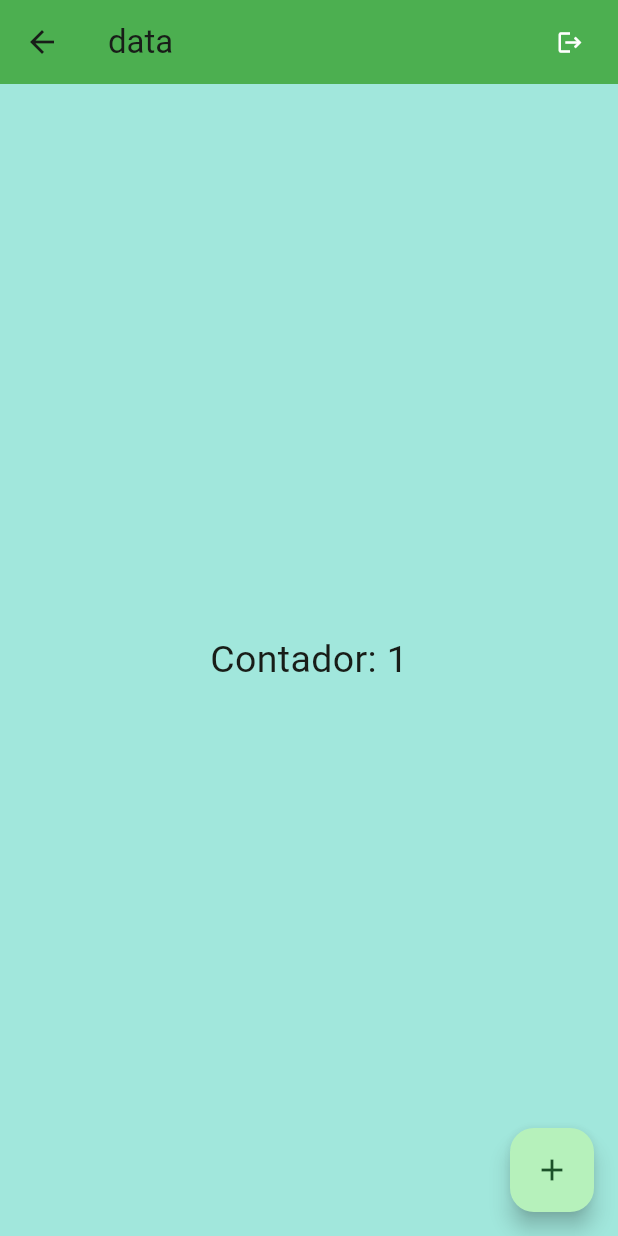
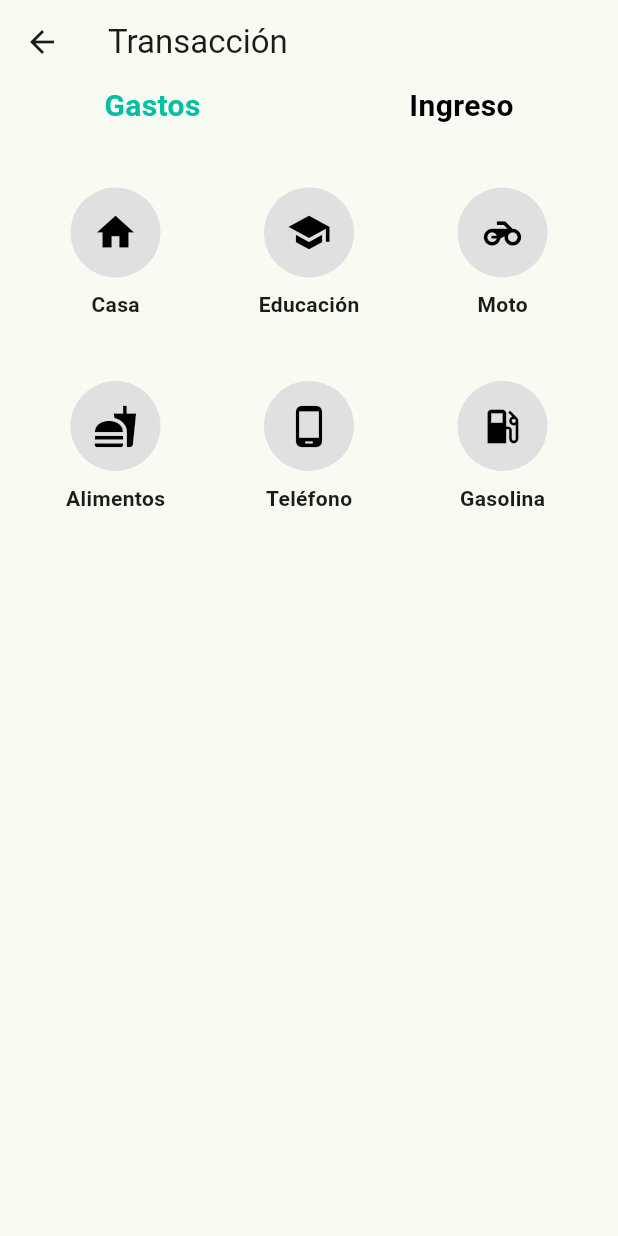
Before and after one commit to santiagocarrilloT/Byls, a Flutter app: the Home screen opened by its route, after a tap on the "add" icon, on a phone screen of 412 x 824 dp. Run offline on Flutter 3.47's test engine with Material 3 defaults, Android fonts, the phone set to English and light mode, and no system bars; our stand-ins replace supabase_flutter; accounts and stored records are empty.

Commit message:
creacion del home

```diff
--- a/lib/controllers/auth_controller.dart
+++ b/lib/controllers/auth_controller.dart
@@ -1,4 +1,3 @@
-import 'package:supabase/supabase.dart';
 import 'package:supabase_flutter/supabase_flutter.dart';
 
 class AuthController {
--- a/lib/router/routes.dart
+++ b/lib/router/routes.dart
@@ -3,12 +3,14 @@ import 'package:byls_app/src/pages/home.dart';
 import 'package:byls_app/src/pages/sigIn.dart';
 import 'package:byls_app/src/pages/signUp.dart';
 import 'package:byls_app/src/pages/resetPassword.dart';
+import 'package:byls_app/src/pages/transaccion.dart';
 import 'package:flutter/material.dart';
 
 Map<String, WidgetBuilder> customRoutes(SupabaseService supabaseService) {
   return {
     "SignIn": (context) => SignIn(supabaseService: supabaseService),
     "Home": (context) => Home(supabaseService: supabaseService),
+    "Transaccion": (context) => Transaccion(supabaseService:supabaseService),
     "SignUp": (context) => SignUp(supabaseService: supabaseService),
     "ResetPass": (context) => ResetPass(supabaseService: supabaseService),
     // Agrega más rutas aquí según sea necesario
--- a/lib/src/App.dart
+++ b/lib/src/App.dart
@@ -20,7 +20,7 @@ class MyApp extends StatelessWidget {
       child: MaterialApp(
           debugShowCheckedModeBanner: false,
           title: "Byls",
-          initialRoute: "SignIn",
+          initialRoute: "Home",
           routes: customRoutes(supabaseService),
           theme: ThemeData(
               colorScheme: ColorScheme.fromSeed(
--- a/lib/src/pages/home.dart
+++ b/lib/src/pages/home.dart
@@ -1,4 +1,5 @@
 import 'package:byls_app/services/supabase_service.dart';
+import 'package:byls_app/src/pages/transaccion.dart';
 import 'package:flutter/material.dart';
 import 'package:byls_app/controllers/auth_controller.dart';
 import 'package:provider/provider.dart';
@@ -7,55 +8,201 @@ class Home extends StatefulWidget {
   const Home({super.key, required SupabaseService supabaseService});
 
   @override
-  State<Home> createState() => HomeState();
+  State<Home> createState() => _HomeState();
 }
 
-class HomeState extends State<Home> {
-  /* @override
-  void initState() {
-    super.initState();
-    // Inicializa authController aquí
-    authController = AuthController();
-  }
- */
-  int contador = 0;
+class _HomeState extends State<Home> {
+  int _selectedIndex = 0;
+  BottomNavigationBarType _bottomNavType = BottomNavigationBarType.fixed;
+  List<bool> _selections = List.generate(5, (_) => false); // Para los seleccionables
+
   @override
   Widget build(BuildContext context) {
-    final authController = Provider.of<AuthController>(context);
     return Scaffold(
-      backgroundColor: const Color.fromARGB(96, 5, 192, 161),
       appBar: AppBar(
-        title: const Text("data"),
-        backgroundColor: const Color.fromRGBO(76, 175, 80, 1),
-        actions: [
-          TextButton(
-            style: TextButton.styleFrom(iconColor: Colors.white),
-            onPressed: () {
-              authController.signOutCt();
-              Navigator.pushNamed(context, "SignIn");
-            },
-            child: const Icon(Icons.logout),
+        leading: IconButton(
+          icon: const Icon(Icons.home),
+          onPressed: () {
+            Navigator.pushReplacementNamed(context, 'Home');
+          },
+        ),
+        title: const Text("Home"),
+      ),
+      body: Stack(
+        children: [
+          // Fondo de color
+          Container(
+            color: Color(0xFF26A69A),
+          ),
+          // Parte superior con el borde redondeado
+          Positioned(
+            top: MediaQuery.of(context).size.height * 0.15,
+            left: 0,
+            right: 0,
+            bottom: 0,
+            child: Container(
+              decoration: const BoxDecoration(
+                color: Color(0xFF006064),
+                borderRadius: BorderRadius.only(
+                  topLeft: Radius.circular(50),
+                  topRight: Radius.circular(50),
+                ),
+              ),
+              child: Center(
+                child: Column(
+                  mainAxisAlignment: MainAxisAlignment.center,
+                  children: [
+                    Text(
+                      "Selected Page: ${_navBarItems[_selectedIndex].label}",
+                      style: const TextStyle(fontSize: 24, color: Colors.white),
+                    ),
+                    const SizedBox(height: 20),
+                  ],
+                ),
+              ),
+            ),
+          ),
+          // Textos "Gastos" e "Ingreso"
+          Positioned(
+            top: MediaQuery.of(context).size.height * 0.20, // Un poco más abajo de la división
+            left: 0,
+            right: 0,
+            child: Row(
+              mainAxisAlignment: MainAxisAlignment.spaceAround, // Para que los textos queden separados
+              children: [
+                GestureDetector(
+                  onTap: () {
+                    // Acción cuando se toque "Gastos"
+                    print("Gastos seleccionado");
+                  },
+                  child: const Text(
+                    'Gastos',
+                    style: TextStyle(
+                      color: Colors.white,
+                      fontSize: 20,
+                      fontWeight: FontWeight.bold,
+                    ),
+                  ),
+                ),
+                GestureDetector(
+                  onTap: () {
+                    // Acción cuando se toque "Ingreso"
+                    print("Ingreso seleccionado");
+                  },
+                  child: const Text(
+                    'Ingreso',
+                    style: TextStyle(
+                      color: Colors.white,
+                      fontSize: 20,
+                      fontWeight: FontWeight.bold,
+                    ),
+                  ),
+                ),
+              ],
+            ),
+          ),
+          // Cuadro centrado con seleccionables
+          Positioned(
+            top: MediaQuery.of(context).size.height * 0.25, // Ajuste para centrarlo
+            left: 30,
+            right: 30,
+            child: Container(
+              padding: EdgeInsets.all(16),
+              decoration: BoxDecoration(
+                color: Colors.white,
+                borderRadius: BorderRadius.circular(20), // Bordes semi-redondeados
+                boxShadow: [
+                  BoxShadow(
+                    color: Colors.black26,
+                    blurRadius: 10,
+                    offset: Offset(0, 5),
+                  ),
+                ],
+              ),
+              child: Column(
+                mainAxisSize: MainAxisSize.min,
+                children: [
+                  const Text(
+                    'Seleccionar periodo',
+                    style: TextStyle(
+                      fontSize: 18,
+                      fontWeight: FontWeight.bold,
+                    ),
+                  ),
+                  const SizedBox(height: 10),
+                  ToggleButtons(
+                    borderRadius: BorderRadius.circular(10),
+                    isSelected: _selections,
+                    children: const [
+                      Padding(padding: EdgeInsets.symmetric(horizontal: 12), child: Text('Día')),
+                      Padding(padding: EdgeInsets.symmetric(horizontal: 12), child: Text('Semana')),
+                      Padding(padding: EdgeInsets.symmetric(horizontal: 12), child: Text('Mes')),
+                      Padding(padding: EdgeInsets.symmetric(horizontal: 12), child: Text('Año')),
+                      Padding(padding: EdgeInsets.symmetric(horizontal: 12), child: Text('Periodo')),
+                    ],
+                    onPressed: (int index) {
+                      setState(() {
+                        for (int i = 0; i < _selections.length; i++) {
+                          _selections[i] = i == index;
+                        }
+                      });
+                    },
+                  ),
+                ],
+              ),
+            ),
           ),
         ],
       ),
-      body: Center(
-        child: Text(
-          "Contador: $contador",
-          style: const TextStyle(fontSize: 25),
-        ),
+      floatingActionButton: FloatingActionButton(
+        onPressed: () {
+          // Acción al presionar el botón
+          print("Agregar nuevo elemento");
+          Navigator.pushReplacementNamed(context, "Transaccion");
+        },
+        backgroundColor: Colors.red,
+        child: Icon(Icons.add),
       ),
-      floatingActionButton: FloatingActionButton(
-        child: const Icon(Icons.add),
-        onPressed: () {
-          increment();
+      floatingActionButtonLocation: FloatingActionButtonLocation.centerDocked,
+      bottomNavigationBar: BottomNavigationBar(
+        currentIndex: _selectedIndex,
+        selectedItemColor: const Color(0xFF00BFA5),
+        unselectedItemColor: const Color.fromARGB(255, 0, 0, 0),
+        type: _bottomNavType,
+        onTap: (index) {
+          setState(() {
+            _selectedIndex = index;
+          });
         },
+        items: _navBarItems,
       ),
     );
   }
+}
 
-  void increment() {
-    setState(() {
-      contador++;
-    });
-  }
-}
+const _navBarItems = [
+  BottomNavigationBarItem(
+    icon: Icon(Icons.account_balance_wallet_outlined),
+    activeIcon: Icon(Icons.account_balance_wallet),
+    label: 'Inicio',
+  ),
+  BottomNavigationBarItem(
+    icon: Icon(Icons.analytics_outlined),
+    activeIcon: Icon(Icons.analytics),
+    label: 'Gráficos',
+  ),
+  BottomNavigationBarItem(
+    icon: SizedBox.shrink(), // Espacio vacío para el botón central
+    label: '',
+  ),
+  BottomNavigationBarItem(
+    icon: Icon(Icons.document_scanner_outlined),
+    activeIcon: Icon(Icons.document_scanner_rounded),
+    label: 'Informe',
+  ),
+  BottomNavigationBarItem(
+    icon: Icon(Icons.person_outline_rounded),
+    activeIcon: Icon(Icons.person_rounded),
+    label: 'Perfil',
+  ),
+];
--- a/lib/src/pages/resetPassword.dart
+++ b/lib/src/pages/resetPassword.dart
@@ -1,6 +1,5 @@
 import 'package:byls_app/controllers/auth_controller.dart';
 import 'package:byls_app/services/supabase_service.dart';
-import 'package:provider/provider.dart';
 import 'package:flutter/material.dart';
 
 late final AuthController authController;
--- a/lib/src/pages/signUp.dart
+++ b/lib/src/pages/signUp.dart
@@ -193,7 +193,7 @@ class _RememberState extends State<Remember> {
   bool valor = false;
   @override
   Widget build(BuildContext context) {
-    return Row(
+    return const Row(
       children: [
         /* Checkbox(
           value: valor,
@@ -201,7 +201,7 @@ class _RememberState extends State<Remember> {
               setState(() => valor == false ? valor = true : valor = false),
         ),
         const Text('Recordarme'), */
-        const Spacer(),
+        Spacer(),
         /* TextButton(
           onPressed: () {},
           style: TextButton.styleFrom(textStyle: const TextStyle(fontSize: 15)),
--- /dev/null
+++ b/lib/src/pages/transaccion.dart
@@ -0,0 +1,137 @@
+import 'package:flutter/material.dart';
+import 'package:byls_app/services/supabase_service.dart';
+
+
+class Transaccion extends StatefulWidget {
+  const Transaccion({super.key, required SupabaseService supabaseService});
+  @override
+  State<Transaccion> createState() => _TransaccionState();
+}
+
+class _TransaccionState extends State<Transaccion> {
+  bool isGastosSelected = true; // Para alternar entre Gastos e Ingresos
+  String? selectedCategory; // Para almacenar la categoría seleccionada
+
+  final List<Map<String, dynamic>> gastos = [
+    {'nombre': 'Casa', 'icono': Icons.home},
+    {'nombre': 'Educación', 'icono': Icons.school},
+    {'nombre': 'Moto', 'icono': Icons.motorcycle},
+    {'nombre': 'Alimentos', 'icono': Icons.fastfood},
+    {'nombre': 'Teléfono', 'icono': Icons.phone_android},
+    {'nombre': 'Gasolina', 'icono': Icons.local_gas_station,},
+  ];
+
+  final List<Map<String, dynamic>> ingresos = [
+    {'nombre': 'Salario', 'icono': Icons.attach_money},
+    {'nombre': 'Venta', 'icono': Icons.store},
+    {'nombre': 'Inversiones', 'icono': Icons.trending_up},
+    {'nombre': 'Otro', 'icono': Icons.more_horiz},
+  ];
+
+  @override
+  Widget build(BuildContext context) {
+    final categories = isGastosSelected ? gastos : ingresos;
+
+    return Scaffold(
+      appBar: AppBar(
+        leading: IconButton(
+          icon: const Icon(Icons.arrow_back),
+          onPressed: () {
+            Navigator.pushReplacementNamed(context, 'Home');
+          },
+        ),
+        title: const Text("Transacción"),
+      ),
+      body: Column(
+        children: [
+          Row(
+            mainAxisAlignment: MainAxisAlignment.spaceAround,
+            children: [
+              GestureDetector(
+                onTap: () {
+                  setState(() {
+                    isGastosSelected = true;
+                    selectedCategory = null; // Reiniciar la selección
+                  });
+                  print("Gastos seleccionado");
+                },
+                child: Text(
+                  'Gastos',
+                  style: TextStyle(
+                    color: isGastosSelected ? Color(0xFF00BFA5) : Colors.black,
+                    fontSize: 20,
+                    fontWeight: FontWeight.bold,
+                  ),
+                ),
+              ),
+              GestureDetector(
+                onTap: () {
+                  setState(() {
+                    isGastosSelected = false;
+                    selectedCategory = null; // Reiniciar la selección
+                  });
+                  print("Ingreso seleccionado");
+                },
+                child: Text(
+                  'Ingreso',
+                  style: TextStyle(
+                    color: !isGastosSelected ? Color(0xFF00BFA5) : Colors.black,
+                    fontSize: 20,
+                    fontWeight: FontWeight.bold,
+                  ),
+                ),
+              ),
+            ],
+          ),
+          const SizedBox(height: 20),
+          Expanded(
+            child: GridView.builder(
+              padding: const EdgeInsets.all(20),
+              gridDelegate: const SliverGridDelegateWithFixedCrossAxisCount(
+                crossAxisCount: 3, // Tres columnas
+                crossAxisSpacing: 15,
+                mainAxisSpacing: 15,
+              ),
+              itemCount: categories.length,
+              itemBuilder: (context, index) {
+                final category = categories[index];
+                final isSelected = category['nombre'] == selectedCategory;
+
+                return GestureDetector(
+                  onTap: () {
+                    setState(() {
+                      selectedCategory = category['nombre'];
+                    });
+                    print('${category['nombre']} seleccionado');
+                  },
+                  child: Column(
+                    mainAxisSize: MainAxisSize.min,
+                    children: [
+                      CircleAvatar(
+                        radius: 30,
+                        backgroundColor: isSelected ? Color(0xFF00BFA5) : Colors.grey[300],
+                        child: Icon(
+                          category['icono'],
+                          color: isSelected ? Colors.white : Colors.black,
+                          size: 30,
+                        ),
+                      ),
+                      const SizedBox(height: 8),
+                      Text(
+                        category['nombre'],
+                        style: const TextStyle(
+                          fontSize: 14,
+                          fontWeight: FontWeight.w600,
+                        ),
+                      ),
+                    ],
+                  ),
+                );
+              },
+            ),
+          ),
+        ],
+      ),
+    );
+  }
+}
--- a/pubspec.yaml
+++ b/pubspec.yaml
@@ -34,8 +34,8 @@ dependencies:
   # The following adds the Cupertino Icons font to your application.
   # Use with the CupertinoIcons class for iOS style icons.
   cupertino_icons: ^1.0.8
-  google_fonts: 6.1.0
-  font_awesome_flutter: 10.6.0
+  google_fonts: ^6.2.1
+  font_awesome_flutter: ^10.7.0
   provider: ^6.0.0
 
 dev_dependencies:
```
Also changed, not shown: pubspec.lock, 1 other file.
